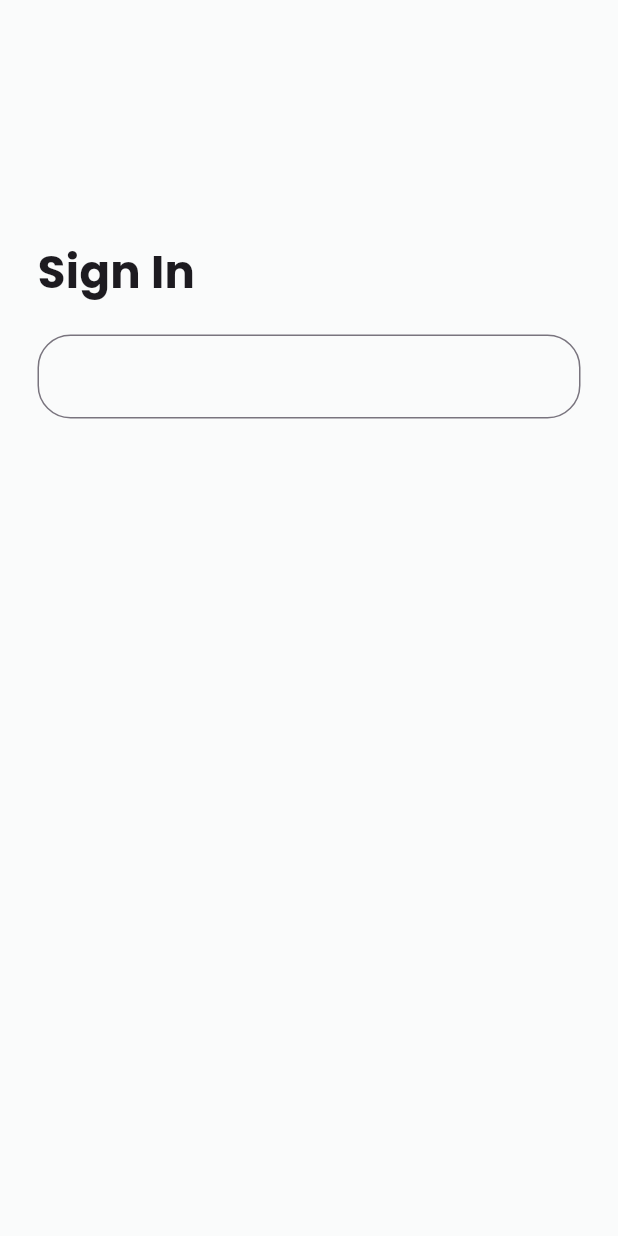
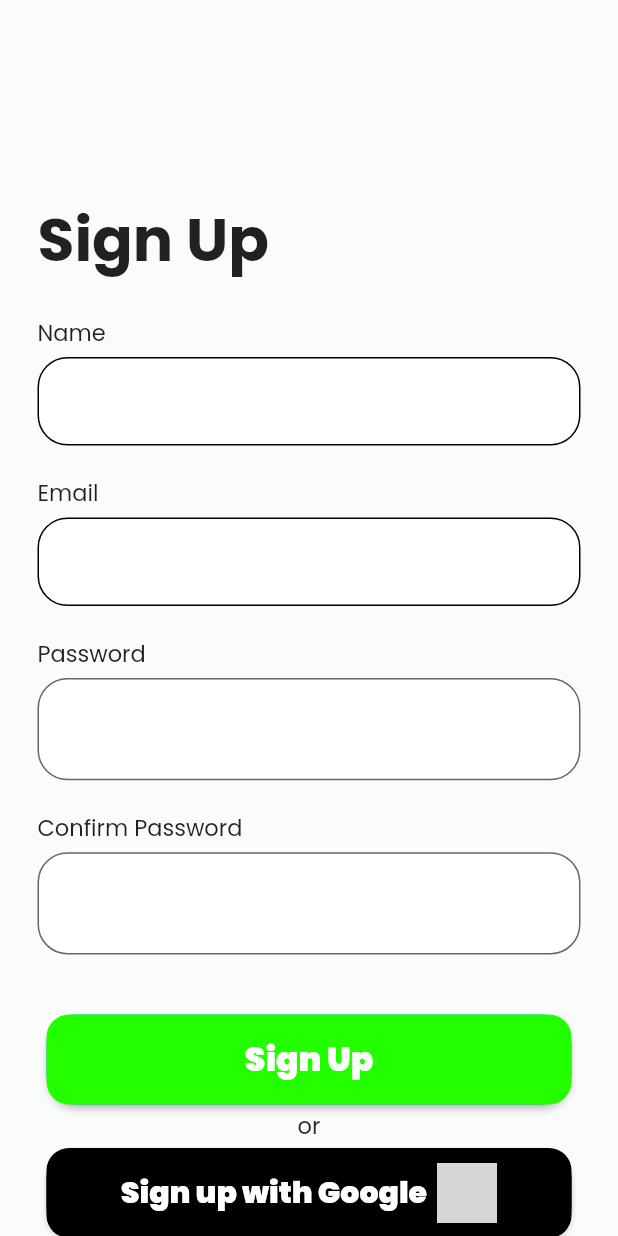
Before and after one commit to PVSarathKrishnan/knack_mobile, a Flutter app: the screen it shows after launch, on a phone screen of 412 x 824 dp. Run offline on Flutter 3.47's test engine with Material 3 defaults, Android fonts, the phone set to English and light mode, and no system bars; our stand-ins replace firebase_auth, firebase_core, google_fonts; accounts and stored records are empty; network calls fail; grey boxes are pictures that could not be loaded.

```diff
--- a/lib/main.dart
+++ b/lib/main.dart
@@ -1,8 +1,14 @@
+import 'package:firebase_core/firebase_core.dart';
 import 'package:flutter/material.dart';
-import 'package:knack/screens/signup_screen.dart';
+import 'package:knack/firebase_options.dart';
+import 'package:knack/view/screens/signup_screen.dart';
 
-void main() {
-  runApp(const MyApp());
+void main() async {
+  WidgetsFlutterBinding.ensureInitialized();
+  await Firebase.initializeApp(
+    options: DefaultFirebaseOptions.currentPlatform,
+  );
+  runApp(MyApp());
 }
 
 class MyApp extends StatelessWidget {
@@ -12,10 +18,10 @@ class MyApp extends StatelessWidget {
   @override
   Widget build(BuildContext context) {
     return MaterialApp(
+      theme: ThemeData(useMaterial3: false),
       debugShowCheckedModeBanner: false,
-      title: 'Flutter Demo',
+      title: 'Knack',
       home: SignUpScreen(),
     );
-
   }
 }
--- a/lib/screens/signup_screen.dart
+++ /dev/null
@@ -1,62 +0,0 @@
-import 'package:flutter/material.dart';
-import 'package:google_fonts/google_fonts.dart';
-
-class SignUpScreen extends StatefulWidget {
-  SignUpScreen({super.key});
-
-  @override
-  State<SignUpScreen> createState() => _SignUpScreenState();
-}
-
-class _SignUpScreenState extends State<SignUpScreen> {
-  final _formKey = GlobalKey<FormState>();
-
-  final TextEditingController emailController = TextEditingController();
-
-  final TextEditingController passwordController = TextEditingController();
-
-  @override
-  Widget build(BuildContext context) {
-    return Scaffold(
-      backgroundColor: Color(0XFFFAFBFB),
-      body: SingleChildScrollView(
-        child: Column(
-          children: [
-            SizedBox(
-              height: 120,
-            ),
-            Padding(
-              padding: const EdgeInsets.symmetric(vertical: 40, horizontal: 25),
-              child: Form(
-                key: _formKey,
-                child: Column(
-                  crossAxisAlignment: CrossAxisAlignment.start,
-                  children: [
-                    Text(
-                      "Sign In",
-                      style: GoogleFonts.poppins(
-                        fontWeight: FontWeight.bold,
-                        fontSize: 30,
-                      ),
-                    ),
-                    SizedBox(
-                      height: 20,
-                    ),
-                    TextFormField(
-                      controller: emailController,
-                      decoration: InputDecoration(
-                        border: OutlineInputBorder(
-                          borderRadius: BorderRadius.circular(22),
-                        ),
-                      ),
-                    ),
-                  ],
-                ),
-              ),
-            ),
-          ],
-        ),
-      ),
-    );
-  }
-}
--- /dev/null
+++ b/lib/view/screens/signup_screen.dart
@@ -0,0 +1,247 @@
+import 'package:flutter/material.dart';
+import 'package:knack/services/auth_service.dart';
+import 'package:knack/view/screens/home_screen.dart';
+import 'package:knack/view/screens/login_screen.dart';
+import 'package:knack/view/style/text_style.dart';
+
+class SignUpScreen extends StatefulWidget {
+  SignUpScreen({super.key});
+
+  @override
+  State<SignUpScreen> createState() => _SignUpScreenState();
+}
+
+class _SignUpScreenState extends State<SignUpScreen> {
+  final _formKey = GlobalKey<FormState>();
+  final _auth = AuthService();
+  final TextEditingController nameController = TextEditingController();
+  final TextEditingController emailController = TextEditingController();
+  final TextEditingController passwordController = TextEditingController();
+  final TextEditingController cPasswordController = TextEditingController();
+
+  bool _isHidden = true;
+  bool _isHiddenC = true;
+  @override
+  Widget build(BuildContext context) {
+    return Scaffold(
+      backgroundColor: Color(0XFFFAFBFB),
+      body: SingleChildScrollView(
+        child: Column(
+          children: [
+            SizedBox(
+              height: 90,
+            ),
+            Padding(
+              padding: const EdgeInsets.symmetric(vertical: 40, horizontal: 25),
+              child: Form(
+                key: _formKey,
+                child: Column(
+                  crossAxisAlignment: CrossAxisAlignment.start,
+                  children: [
+                    Text("Sign Up", style: text_style_h.copyWith(fontSize: 40)),
+                    SizedBox(
+                      height: 20,
+                    ),
+                    Text("Name", style: text_style_n),
+                    SizedBox(
+                      height: 5,
+                    ),
+                    TextFormField(
+                      controller: nameController,
+                      decoration: InputDecoration(
+                        enabledBorder: OutlineInputBorder(
+                            borderRadius: BorderRadius.circular(20)),
+                        fillColor: Colors.white,
+                        filled: true,
+                        border: OutlineInputBorder(
+                          borderRadius: BorderRadius.circular(20),
+                        ),
+                      ),
+                    ),
+                    SizedBox(
+                      height: 20,
+                    ),
+                    Text("Email", style: text_style_n),
+                    SizedBox(
+                      height: 5,
+                    ),
+                    TextFormField(
+                      controller: emailController,
+                      decoration: InputDecoration(
+                        enabledBorder: OutlineInputBorder(
+                            borderRadius: BorderRadius.circular(20)),
+                        fillColor: Colors.white,
+                        filled: true,
+                        border: OutlineInputBorder(
+                          borderRadius: BorderRadius.circular(20),
+                        ),
+                      ),
+                    ),
+                    SizedBox(
+                      height: 20,
+                    ),
+                    Text("Password", style: text_style_n),
+                    SizedBox(
+                      height: 5,
+                    ),
+                    TextFormField(
+                      obscureText: _isHidden,
+                      obscuringCharacter: "*",
+                      controller: passwordController,
+                      decoration: InputDecoration(
+                        suffix: InkWell(
+                            onTap: _togglePasswordView,
+                            child: Icon(
+                              !_isHidden
+                                  ? Icons.visibility_off
+                                  : Icons.visibility,
+                              color: Colors.black,
+                            )),
+                        fillColor: Colors.white,
+                        filled: true,
+                        border: OutlineInputBorder(
+                          borderRadius: BorderRadius.circular(20),
+                        ),
+                      ),
+                    ),
+                    SizedBox(
+                      height: 20,
+                    ),
+                    Text("Confirm Password", style: text_style_n),
+                    SizedBox(
+                      height: 5,
+                    ),
+                    TextFormField(
+                      obscureText: _isHiddenC,
+                      obscuringCharacter: "*",
+                      controller: cPasswordController,
+                      decoration: InputDecoration(
+                        suffix: InkWell(
+                            onTap: _togglePasswordViewForConfirmPassword,
+                            child: Icon(
+                              !_isHiddenC
+                                  ? Icons.visibility_off
+                                  : Icons.visibility,
+                              color: Colors.black,
+                            )),
+                        fillColor: Colors.white,
+                        filled: true,
+                        border: OutlineInputBorder(
+                          borderRadius: BorderRadius.circular(20),
+                        ),
+                      ),
+                    ),
+                  ],
+                ),
+              ),
+            ),
+            ElevatedButton(
+              onPressed: _signUp,
+              style: ElevatedButton.styleFrom(
+                shape: RoundedRectangleBorder(
+                    borderRadius: BorderRadius.circular(20)),
+                padding: EdgeInsets.zero,
+              ),
+              child: Container(
+                width: 350,
+                height: 60,
+                decoration: BoxDecoration(
+                    borderRadius: BorderRadius.circular(15),
+                    color: Color(0XFF24FF00)),
+                child: Center(
+                    child: Text(
+                  "Sign Up",
+                  style: text_style_n.copyWith(
+                      fontSize: 22, fontWeight: FontWeight.w900),
+                )),
+              ),
+            ),
+            SizedBox(
+              height: 3,
+            ),
+            Text(
+              "or",
+              style: text_style_n,
+            ),
+            SizedBox(
+              height: 3,
+            ),
+            ElevatedButton(
+              onPressed: () {},
+              style: ElevatedButton.styleFrom(
+                backgroundColor: Colors.black,
+                shape: RoundedRectangleBorder(
+                    borderRadius: BorderRadius.circular(20)),
+                padding: EdgeInsets.zero,
+              ),
+              child: Container(
+                width: 350,
+                height: 60,
+                decoration: BoxDecoration(
+                    borderRadius: BorderRadius.circular(15),
+                    color: Colors.black),
+                child: Row(
+                  mainAxisAlignment: MainAxisAlignment.center,
+                  children: [
+                    Text(
+                      "Sign up with Google  ",
+                      style: text_style_n.copyWith(
+                          fontSize: 20, fontWeight: FontWeight.w900),
+                    ),
+                    Image.network(
+                        height: 40,
+                        width: 40,
+                        "https://pngimg.com/uploads/google/small/google_PNG19635.png")
+                  ],
+                ),
+              ),
+            ),
+            SizedBox(
+              height: 9,
+            ),
+            InkWell(
+              onTap: () {
+                Navigator.pushReplacement(
+                    context,
+                    MaterialPageRoute(
+                      builder: (context) => LoginScreen(),
+                    ));
+              },
+              child: Text(
+                "Already have an account,Log in",
+                style: text_style_n.copyWith(color: Colors.blue),
+              ),
+            ),
+          ],
+        ),
+      ),
+    );
+  }
+
+  void _togglePasswordView() {
+    setState(() {
+      _isHidden = !_isHidden;
+    });
+  }
+
+  void _togglePasswordViewForConfirmPassword() {
+    setState(() {
+      _isHiddenC = !_isHiddenC;
+    });
+  }
+
+  _signUp() async {
+    final user = await _auth.createUserWithEmailAndPassword(
+        emailController.text, passwordController.text);
+    print(user);
+    if (user != null) {
+      print("success");
+
+      Navigator.pushReplacement(
+          context,
+          MaterialPageRoute(
+            builder: (context) => HomeScreen(),
+          ));
+    }
+  }
+}
--- /dev/null
+++ b/lib/view/style/text_style.dart
@@ -0,0 +1,11 @@
+import 'package:flutter/material.dart';
+import 'package:google_fonts/google_fonts.dart';
+
+TextStyle text_style_h = GoogleFonts.poppins(
+  fontWeight: FontWeight.bold,
+  fontSize: 30,
+);
+
+TextStyle text_style_n = GoogleFonts.poppins(
+  fontSize: 15,
+);
```
Also changed, not shown: lib/services/auth_service.dart (added, +39 -0 lines), lib/view/screens/home_screen.dart (added, +16 -0 lines), lib/view/screens/login_screen.dart (added, +145 -0 lines), pubspec.yaml (+2 -7 lines), lib/firebase_options.dart (added), lib/screens/signin_screen.dart (deleted), pubspec.lock, 10 other files.
